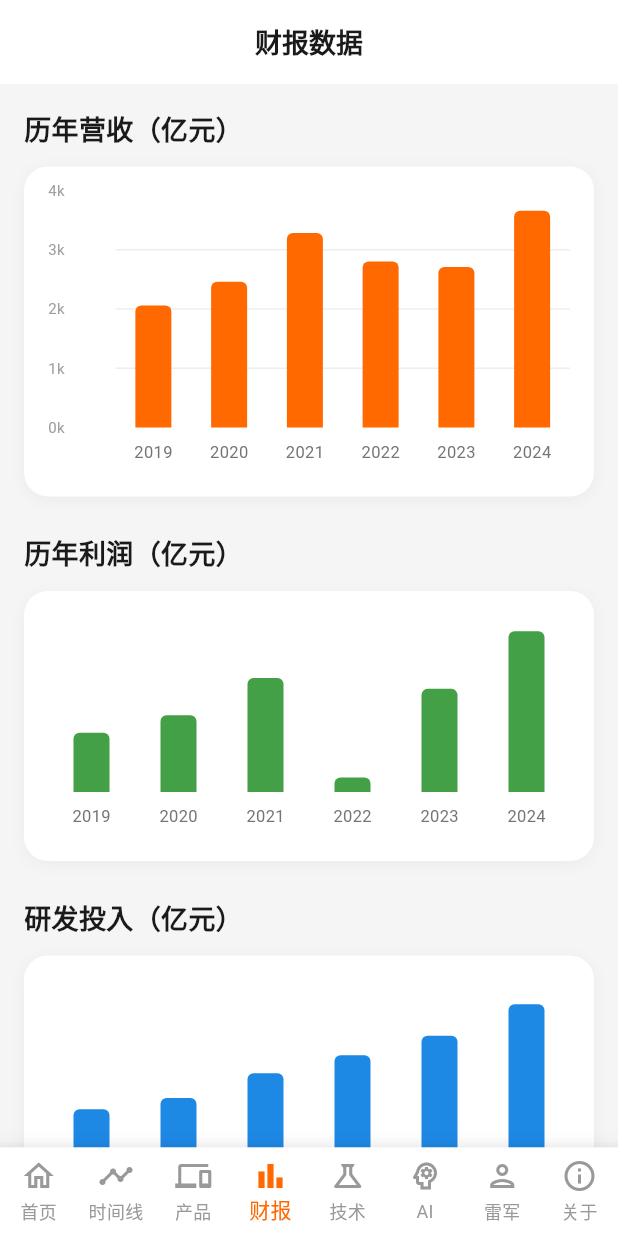
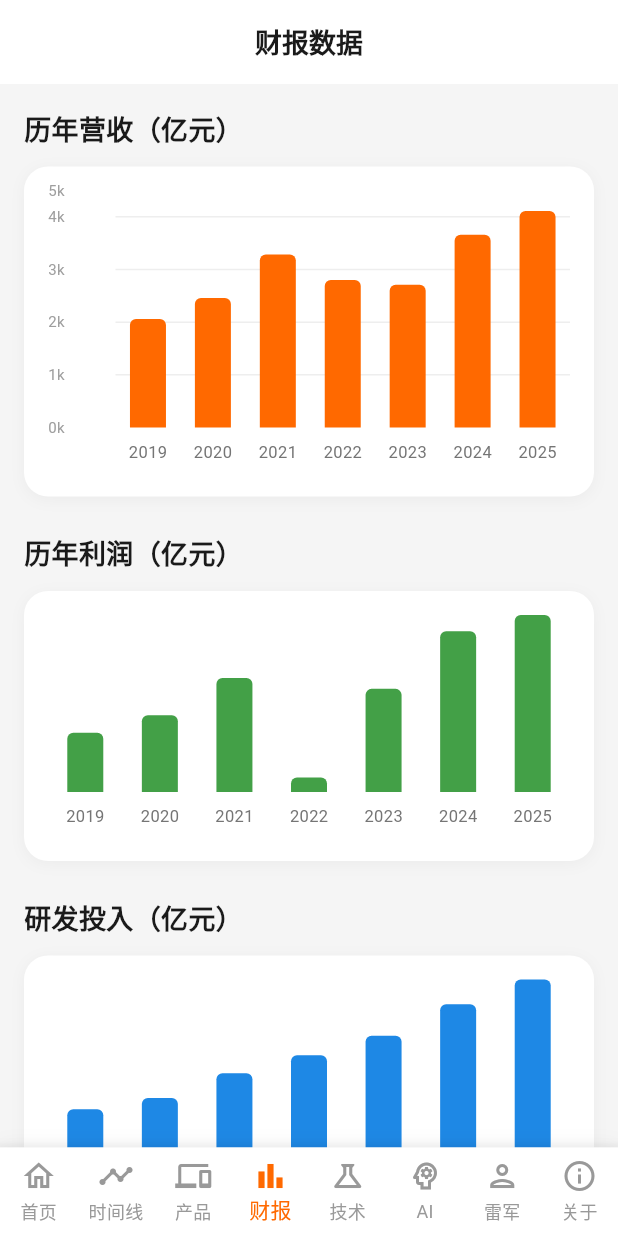
Before and after one commit to QingheMonster/do-you-know-xiaomi, a Flutter app: the screen it shows after launch, item 4 of the bottom bar chosen, on a phone screen of 412 x 824 dp. Run offline on Flutter 3.47's test engine with Material 3 defaults, Android fonts, the phone set to English and light mode, and no system bars; drawn by our look-alikes of fl_chart; network calls fail; Roboto replaces fonts that are missing (MiSans).

Commit message:
feat: 财报数据更新到2025年 - 营收4110亿/利润320亿/研发280亿 + 新增2025年报图 + 关键数据更新

```diff
--- a/lib/data/finances_data.dart
+++ b/lib/data/finances_data.dart
@@ -8,10 +8,18 @@ class FinancesData {
     FinanceYear(year: 2022, revenue: 2800, profit: 24.7, rdInvestment: 160.3),
     FinanceYear(year: 2023, revenue: 2710, profit: 174.8, rdInvestment: 191.0),
     FinanceYear(year: 2024, revenue: 3659, profit: 272.3, rdInvestment: 241.0),
+    FinanceYear(year: 2025, revenue: 4110, profit: 320.0, rdInvestment: 280.0),
   ];
 
   /// 财报长图 - 小米官方发布的年报信息图
   static List<Map<String, String>> get reportImages => [
+    {
+      'year': '2025',
+      'title': '小米集团2025年全年业绩',
+      'subtitle': '营收突破4000亿元，再创新高',
+      'image': 'https://cdn.cnbj1.fds.api.mi-img.com/mi-mall/2025_annual_report.png',
+      'source': '小米集团投资者关系 ir.mi.com',
+    },
     {
       'year': '2024',
       'title': '小米集团2024年全年业绩',
@@ -26,46 +34,39 @@ class FinancesData {
       'image': 'https://cdn.cnbj1.fds.api.mi-img.com/mi-mall/1a2b3c4d5e6f7a8b9c0d1e2f3a4b5c6d',
       'source': '小米集团投资者关系 ir.mi.com',
     },
-    {
-      'year': '2022',
-      'title': '小米集团2022年全年业绩',
-      'subtitle': '营收2800亿元，研发投入160亿',
-      'image': 'https://cdn.cnbj1.fds.api.mi-img.com/mi-mall/0a1b2c3d4e5f6a7b8c9d0e1f2a3b4c5d',
-      'source': '小米集团投资者关系 ir.mi.com',
-    },
   ];
 
   /// 关键财务亮点
   static List<Map<String, String>> get highlights => [
     {
+      'title': '2025年营收4110亿元',
+      'desc': '同比增长12.3%，连续两年创历史新高',
+      'source': '小米集团2025年年报',
+    },
+    {
       'title': '2024年营收3659亿元',
-      'desc': '同比增长35.4%，创小米成立以来历史新高',
+      'desc': '同比增长35.4%，小米成立15年来最高',
       'source': '小米集团2024年年报',
     },
     {
-      'title': '研发投入241亿元',
-      'desc': '同比增长26.2%，占营收6.6%，研发人员超2万人',
-      'source': '小米集团2024年年报',
+      'title': '2025年研发投入280亿元',
+      'desc': '同比增长16.2%，占营收6.8%，研发人员超2.2万人',
+      'source': '小米集团2025年年报',
     },
     {
-      'title': '全球专利超3.7万件',
+      'title': '全球专利超4万件',
       'desc': '5G标准必要专利声明量全球前十',
       'source': '国家知识产权局',
     },
     {
-      'title': '现金储备1516亿元',
+      'title': '现金储备超1600亿元',
       'desc': '充足的现金流支撑多元化战略布局',
-      'source': '小米集团2024年年报',
+      'source': '小米集团2025年年报',
     },
     {
-      'title': '汽车业务首年营收',
-      'desc': '2024年智能电动汽车等创新业务收入328亿元',
-      'source': '小米集团2024年年报',
-    },
-    {
-      'title': 'IoT平台连接设备7.44亿台',
-      'desc': '同比增长23.3%，全球最大消费级IoT平台',
-      'source': '小米集团2024年年报',
+      'title': 'IoT平台连接设备超8亿台',
+      'desc': '全球最大消费级IoT平台',
+      'source': '小米集团2025年年报',
     },
   ];
 }
--- a/lib/screens/finances_screen.dart
+++ b/lib/screens/finances_screen.dart
@@ -80,7 +80,7 @@ class FinancesScreen extends StatelessWidget {
       child: BarChart(
         BarChartData(
           alignment: BarChartAlignment.spaceAround,
-          maxY: 4000,
+          maxY: 4500,
           barTouchData: BarTouchData(
             touchTooltipData: BarTouchTooltipData(
               getTooltipColor: (_) => const Color(0xFF1A1A1A),
```
